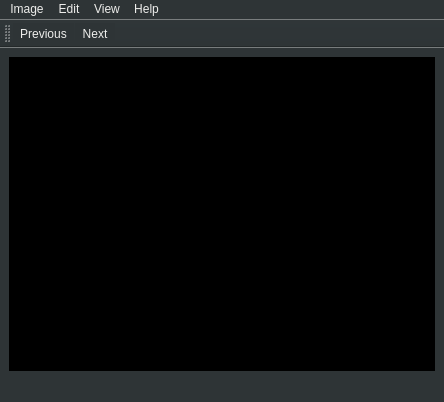
Before: the Qt Designer form forms/mainwindow.ui in Mithil467/Coreavor, drawn with Qt 5.
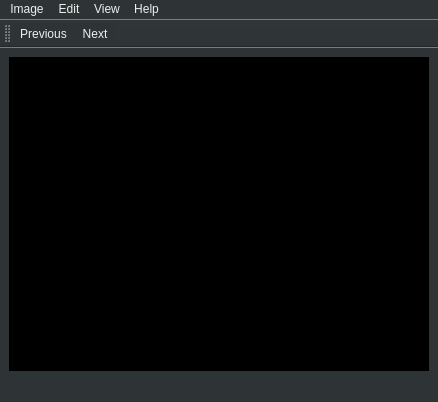
After: the same form once the commit is applied. Icons and pictures are not drawn.

Patch:
```diff
--- a/forms/mainwindow.ui
+++ b/forms/mainwindow.ui
@@ -6,7 +6,7 @@
    <rect>
     <x>0</x>
     <y>0</y>
-    <width>444</width>
+    <width>438</width>
     <height>402</height>
    </rect>
   </property>
@@ -43,7 +43,7 @@
     <rect>
      <x>0</x>
      <y>0</y>
-     <width>444</width>
+     <width>438</width>
      <height>22</height>
     </rect>
    </property>
```
